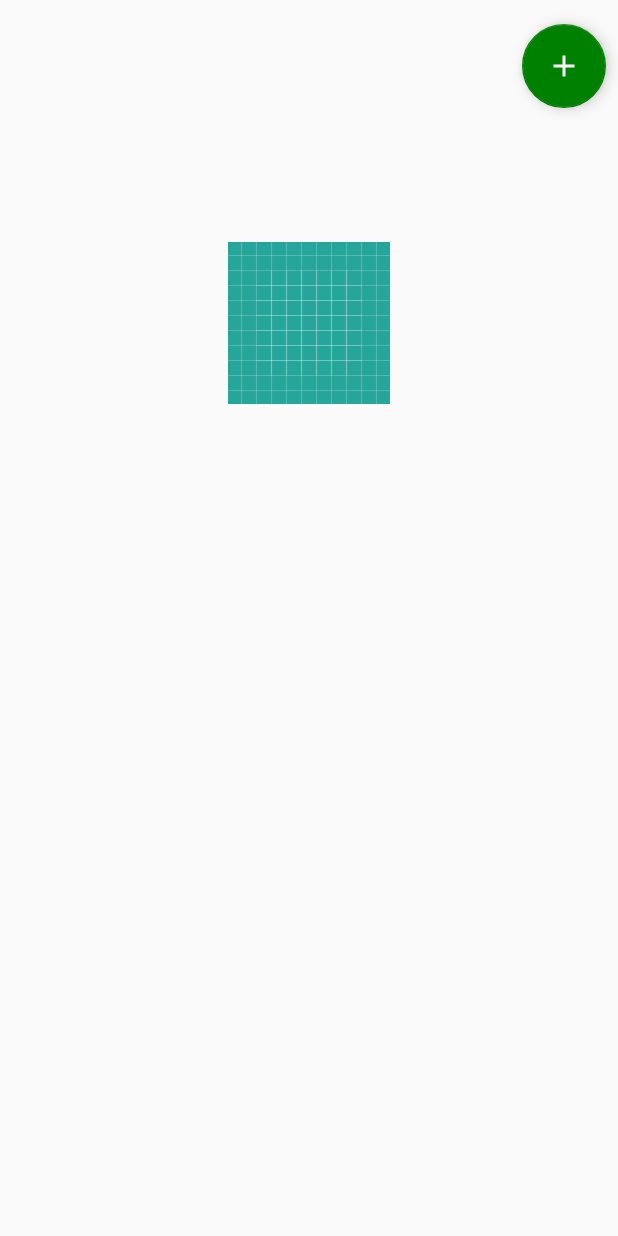
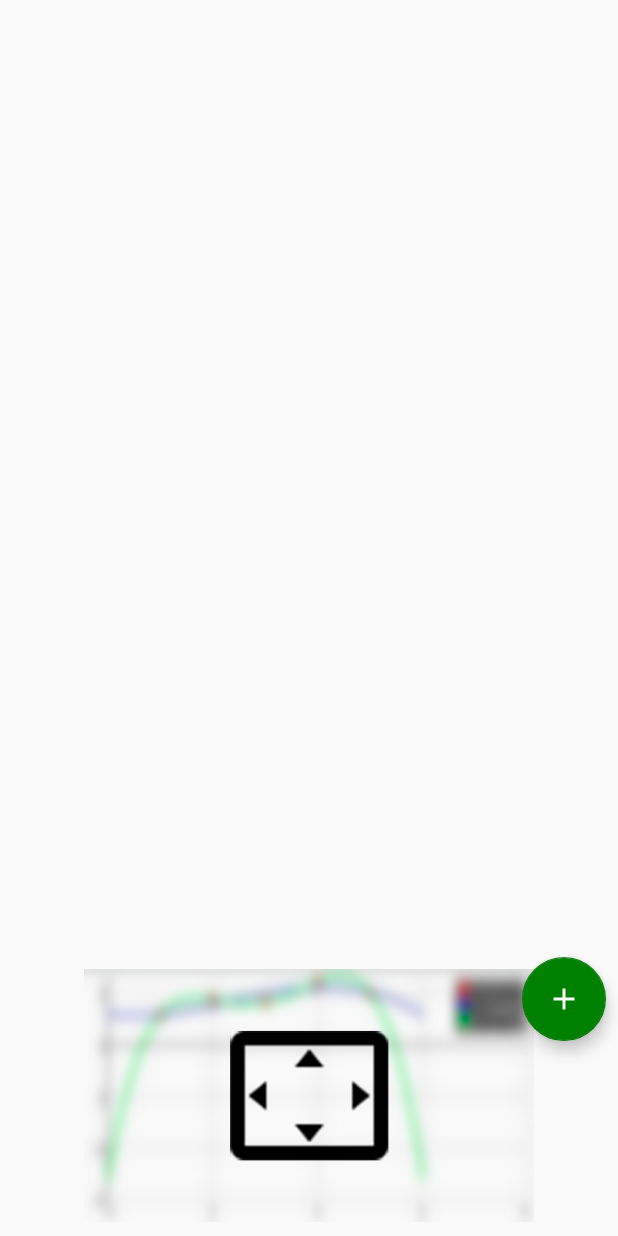
Before and after one commit to GooDimuch/Task_Logika, an Android app: the layout activity_main.xml on its own in the app's theme, with its tools: preview values and no code run, on a phone screen of 412 x 824 dp. Run offline under Robolectric (Android 15) with nearby library versions, the phone set to English and light mode, and no system bars.

```diff
--- a/app/build.gradle
+++ b/app/build.gradle
@@ -68,4 +68,7 @@ dependencies {
 
   //GraphView
   implementation 'com.jjoe64:graphview:4.2.1'
+
+  //Math
+  implementation 'org.apache.commons:commons-math3:3.6.1'
 }
--- a/app/src/main/java/com/example/dimuch/task_logika/feature/adapters/PointAdapter.java
+++ b/app/src/main/java/com/example/dimuch/task_logika/feature/adapters/PointAdapter.java
@@ -33,8 +33,8 @@ public class PointAdapter extends RecyclerView.Adapter<PointAdapter.ViewHolder>
   }
 
   @Override public void onBindViewHolder(ViewHolder holder, int position) {
-    if (getItemCount() == 1) holder.fabMinus.setVisibility(View.INVISIBLE);
-    else holder.fabMinus.setVisibility(View.VISIBLE);
+    //if (getItemCount() == 1) holder.fabMinus.setVisibility(View.INVISIBLE);
+    //else holder.fabMinus.setVisibility(View.VISIBLE);
 
     holder.tvNumberPoint.setText(String.valueOf(position + 1) + ": ");
 
@@ -56,7 +56,7 @@ public class PointAdapter extends RecyclerView.Adapter<PointAdapter.ViewHolder>
     return userPoints == null ? 0 : userPoints.size();
   }
 
-  public class ViewHolder extends RecyclerView.ViewHolder {
+  class ViewHolder extends RecyclerView.ViewHolder {
 
     @BindView(R.id.tvNumberPoint) TextView tvNumberPoint;
     @BindView(R.id.etCoordinateX) EditText etX;
--- a/app/src/main/java/com/example/dimuch/task_logika/feature/presenters/CoordinatePlaneActivityPresenter.java
+++ b/app/src/main/java/com/example/dimuch/task_logika/feature/presenters/CoordinatePlaneActivityPresenter.java
@@ -46,7 +46,7 @@ import timber.log.Timber;
   private void paintUserPoints(DataPoint[] points) {
     PointsGraphSeries<DataPoint> series = new PointsGraphSeries<>(points);
     series.setTitle("User points");
-    series.setColor(Color.BLUE);
+    series.setColor(Color.RED);
     series.setSize(10);
     getViewState().paintPoint(series);
   }
@@ -59,7 +59,7 @@ import timber.log.Timber;
 
     LineGraphSeries<DataPoint> series = new LineGraphSeries<>(points);
     series.setTitle("MLS");
-    series.setColor(Color.RED);
+    series.setColor(Color.BLUE);
     getViewState().paintGraph(series);
   }
 
@@ -68,7 +68,7 @@ import timber.log.Timber;
 
     LineGraphSeries<DataPoint> series = new LineGraphSeries<>(points);
     series.setTitle("Lagrange");
-    series.setColor(Color.YELLOW);
+    series.setColor(Color.GREEN);
     getViewState().paintGraph(series);
   }
 }
--- a/app/src/main/java/com/example/dimuch/task_logika/feature/views/IMainActivityView.java
+++ b/app/src/main/java/com/example/dimuch/task_logika/feature/views/IMainActivityView.java
@@ -14,6 +14,8 @@ import java.util.ArrayList;
 
   void setAdapter(ArrayList<UserPoint> pointArray);
 
+  void uploadPreviewImage();
+
   void showPointArray();
 
   void showToast(String sToastMessage);
--- a/app/src/main/res/layout/activity_main.xml
+++ b/app/src/main/res/layout/activity_main.xml
@@ -11,14 +11,33 @@
 
   <android.support.v7.widget.RecyclerView
       android:id="@+id/rvPoint"
-      android:layout_width="368dp"
-      android:layout_height="wrap_content"
+      android:layout_width="0dp"
+      android:layout_height="0dp"
+      android:layout_marginBottom="8dp"
       android:layout_marginEnd="8dp"
       android:layout_marginStart="8dp"
       android:layout_marginTop="8dp"
+      app:layout_constraintBottom_toTopOf="@+id/ivPreview"
       app:layout_constraintEnd_toEndOf="parent"
       app:layout_constraintStart_toStartOf="parent"
       app:layout_constraintTop_toTopOf="parent"
+      app:layout_constraintVertical_chainStyle="spread_inside"
+      />
+
+  <ImageView
+      android:id="@+id/ivPreview"
+      android:layout_width="300dp"
+      android:layout_height="170dp"
+      android:layout_marginBottom="8dp"
+      android:layout_marginEnd="8dp"
+      android:layout_marginStart="8dp"
+      android:contentDescription="@string/preview"
+      android:scaleType="fitStart"
+      app:layout_constraintBottom_toBottomOf="parent"
+      app:layout_constraintEnd_toEndOf="parent"
+      app:layout_constraintStart_toStartOf="parent"
+      app:layout_constraintTop_toBottomOf="@+id/rvPoint"
+      app:srcCompat="@drawable/preview"
       />
 
   <android.support.design.widget.FloatingActionButton
@@ -26,28 +45,10 @@
       android:layout_width="wrap_content"
       android:layout_height="wrap_content"
       android:layout_marginEnd="8dp"
-      android:layout_marginTop="8dp"
       app:backgroundTint="@color/colorGreen"
       app:layout_constraintEnd_toEndOf="parent"
       app:layout_constraintTop_toBottomOf="@+id/rvPoint"
       app:srcCompat="@drawable/plus"
       />
 
-  <ImageView
-      android:id="@+id/ivPreview"
-      android:layout_width="wrap_content"
-      android:layout_height="wrap_content"
-      android:layout_marginBottom="8dp"
-      android:layout_marginEnd="8dp"
-      android:layout_marginStart="8dp"
-      android:layout_marginTop="8dp"
-      android:contentDescription="@string/preview"
-      app:layout_constraintBottom_toBottomOf="parent"
-      app:layout_constraintEnd_toEndOf="parent"
-      app:layout_constraintStart_toStartOf="parent"
-      app:layout_constraintTop_toBottomOf="@+id/rvPoint"
-      app:layout_constraintVertical_bias="0.20999998"
-      app:srcCompat="@drawable/ic_launcher_background"
-      />
-
 </android.support.constraint.ConstraintLayout>
```
Also changed, not shown: app/src/main/java/com/example/dimuch/task_logika/feature/activities/CoordinatePlaneActivity.java (+7 -7 lines), app/src/main/java/com/example/dimuch/task_logika/feature/activities/MainActivity.java (+11 -1 lines), app/src/main/java/com/example/dimuch/task_logika/feature/presenters/MainActivityPresenter.java (+18 -4 lines), app/src/main/java/com/example/dimuch/task_logika/utils/ApproximationUtils.java (+62 -22 lines), app/src/main/java/com/example/dimuch/task_logika/utils/CustomLayoutManager.java (added, +47 -0 lines), app/src/main/res/drawable/preview.png (added).
